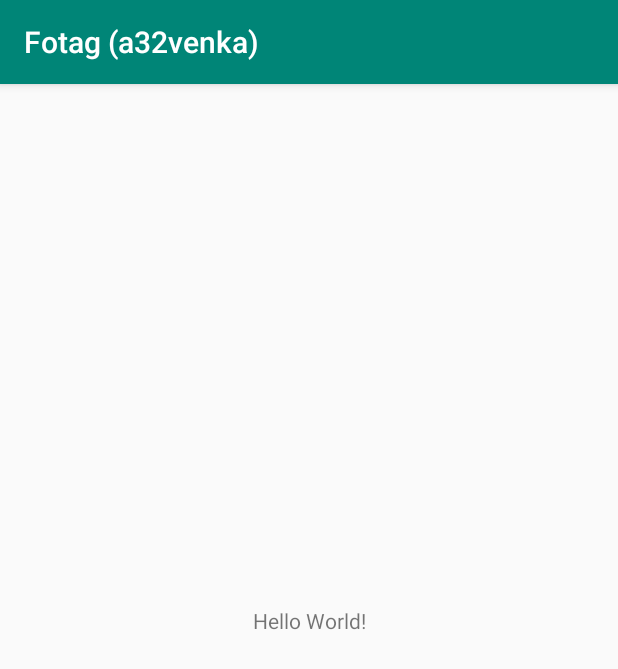
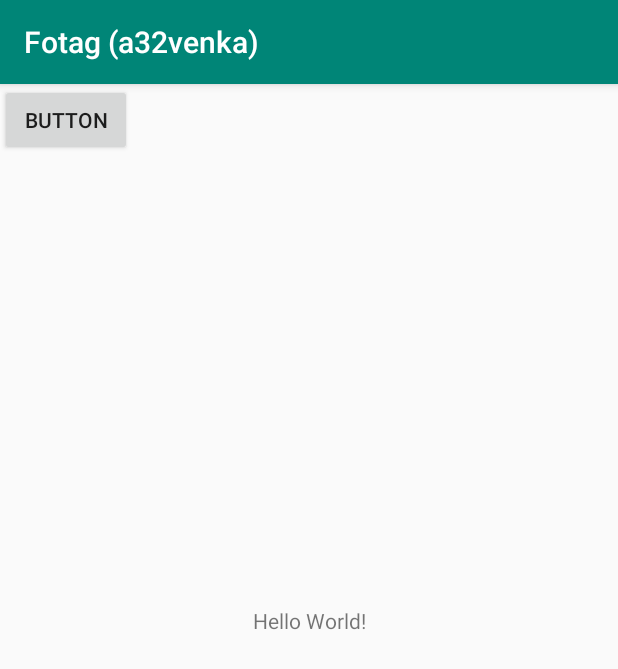
Before and after one commit to XxAdi101xX/User-Interfaces, an Android app: the screen it shows after launch (MainActivity), on a phone screen of 412 x 824 dp. Shown: the top 669 px of the screen. Run offline under Robolectric (Android 15) with nearby library versions, the phone set to English and light mode, and no system bars.

Commit message:
created second activity with link back to the parent activity

```diff
--- a/assignments/a4/app/src/main/AndroidManifest.xml
+++ b/assignments/a4/app/src/main/AndroidManifest.xml
@@ -16,6 +16,10 @@
                 <category android:name="android.intent.category.LAUNCHER" />
             </intent-filter>
         </activity>
+        <activity android:name=".PictureActivity"
+                  android:parentActivityName=".MainActivity">
+
+        </activity>
     </application>
 
 </manifest>
--- a/assignments/a4/app/src/main/res/layout/activity_main.xml
+++ b/assignments/a4/app/src/main/res/layout/activity_main.xml
@@ -16,4 +16,13 @@
         app:layout_constraintTop_toTopOf="parent"
         app:layout_constraintVertical_bias="0.465" />
 
+    <Button
+        android:id="@+id/button"
+        android:layout_width="wrap_content"
+        android:layout_height="wrap_content"
+        android:onClick="goNextPage"
+        android:text="Button"
+        tools:layout_editor_absoluteX="83dp"
+        tools:layout_editor_absoluteY="133dp" />
+
 </android.support.constraint.ConstraintLayout>
```
Also changed, not shown: assignments/a4/app/src/main/java/com/example/a32venka/fotaga32venka/MainActivity.java (+10 -0 lines), assignments/a4/app/src/main/java/com/example/a32venka/fotaga32venka/PictureActivity.java (added, +13 -0 lines), assignments/a4/app/src/main/res/layout/activity_picture.xml (added, +9 -0 lines).
